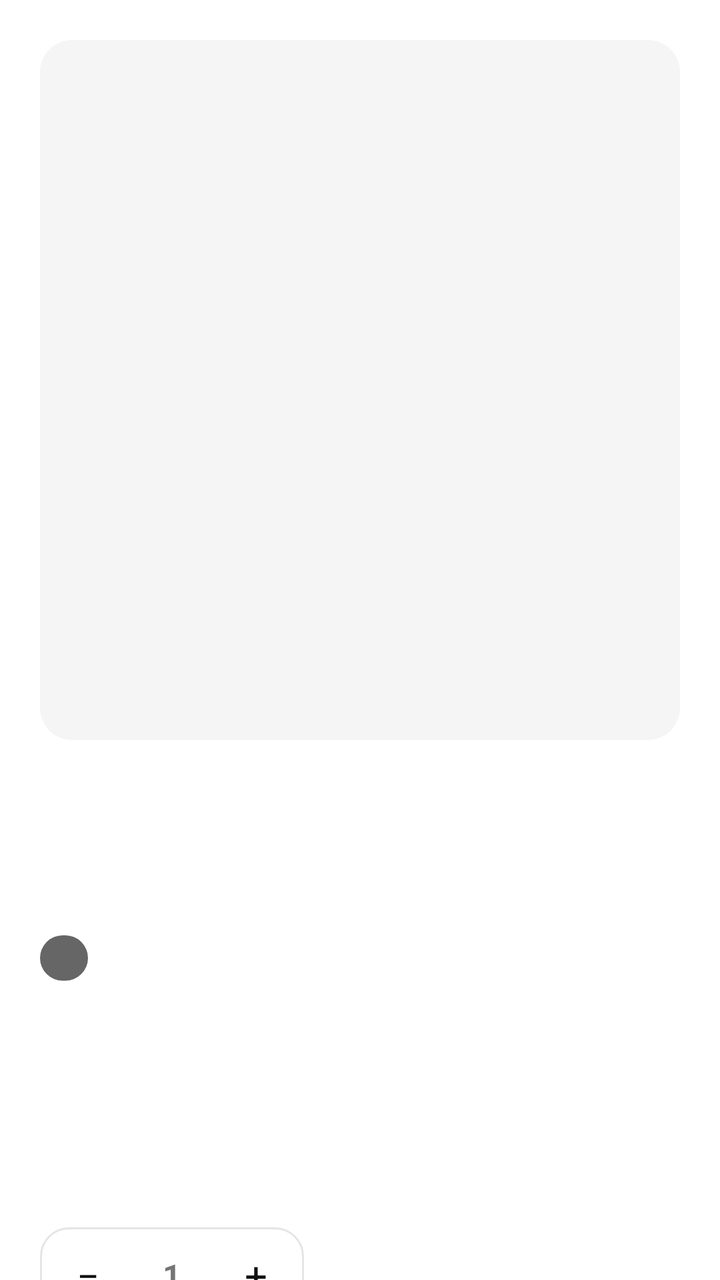
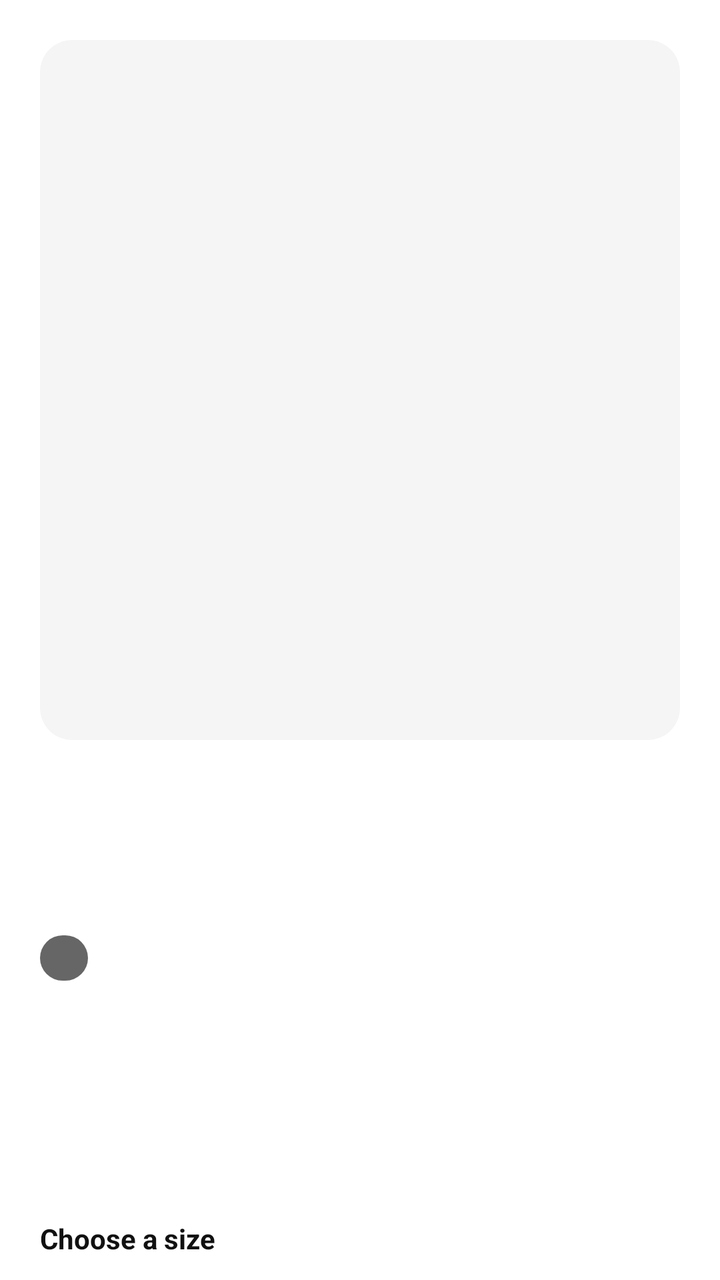

An Android layout rendered at two revisions. The XML below is the earlier revision; the diff shows what the commit changed to produce the second picture.
<!-- AndroidManifest.xml: application theme Theme.IThrift -->
<!-- res/layout/fragment_product_detail.xml -->
<?xml version="1.0" encoding="utf-8"?>
<androidx.core.widget.NestedScrollView xmlns:android="http://schemas.android.com/apk/res/android"
    xmlns:app="http://schemas.android.com/apk/res-auto"
    android:layout_width="match_parent"
    android:layout_height="match_parent"
    android:background="@color/bg"
    android:fillViewport="true">

    <LinearLayout
        android:layout_width="match_parent"
        android:layout_height="wrap_content"
        android:orientation="vertical"
        android:padding="20dp">

        <com.google.android.material.card.MaterialCardView
            android:layout_width="match_parent"
            android:layout_height="350dp"
            app:cardCornerRadius="16dp"
            app:cardElevation="0dp"
            app:strokeWidth="0dp">

            <ImageView
                android:id="@+id/image_product"
                android:layout_width="match_parent"
                android:layout_height="match_parent"
                android:background="@color/secondary_bg"
                android:contentDescription="@string/cd_product_image"
                android:scaleType="centerCrop" />
        </com.google.android.material.card.MaterialCardView>

        <TextView
            android:id="@+id/text_eyebrow"
            android:layout_width="match_parent"
            android:layout_height="wrap_content"
            android:layout_marginTop="24dp"
            android:textAllCaps="true"
            android:textColor="@color/muted"
            android:textSize="12sp"
            android:textStyle="bold"
            android:letterSpacing="0.1" />

        <TextView
            android:id="@+id/text_name"
            android:layout_width="match_parent"
            android:layout_height="wrap_content"
            android:layout_marginTop="8dp"
            android:textColor="@color/ink"
            android:textSize="28sp"
            android:textStyle="bold" />

        <LinearLayout
            android:layout_width="match_parent"
            android:layout_height="wrap_content"
            android:orientation="horizontal"
            android:gravity="center_vertical"
            android:layout_marginTop="12dp">

            <TextView
                android:id="@+id/text_condition"
                android:layout_width="wrap_content"
                android:layout_height="wrap_content"
                android:background="@drawable/bg_badge"
                android:textColor="@color/on_status"
                android:textSize="11sp"
                android:textStyle="bold"
                android:paddingStart="12dp"
                android:paddingEnd="12dp"
                android:paddingTop="4dp"
                android:paddingBottom="4dp" />

            <TextView
                android:id="@+id/text_meta"
                android:layout_width="wrap_content"
                android:layout_height="wrap_content"
                android:layout_marginStart="12dp"
                android:textColor="@color/muted"
                android:textSize="14sp" />
        </LinearLayout>

        <TextView
            android:id="@+id/text_description"
            android:layout_width="match_parent"
            android:layout_height="wrap_content"
            android:layout_marginTop="20dp"
            android:textColor="@color/muted"
            android:textSize="15sp"
            android:lineSpacingMultiplier="1.4" />

        <TextView
            android:id="@+id/text_price"
            android:layout_width="match_parent"
            android:layout_height="wrap_content"
            android:layout_marginTop="24dp"
            android:textColor="@color/ink"
            android:textSize="26sp"
            android:textStyle="bold" />

        <LinearLayout
            android:id="@+id/layout_qty_row"
            android:layout_width="match_parent"
            android:layout_height="wrap_content"
            android:orientation="horizontal"
            android:gravity="center_vertical"
            android:layout_marginTop="24dp">

            <LinearLayout
                android:layout_width="wrap_content"
                android:layout_height="wrap_content"
                android:orientation="horizontal"
                android:gravity="center_vertical"
                android:background="@drawable/bg_card"
                android:padding="2dp">

                <TextView
                    android:id="@+id/button_qty_minus"
                    android:layout_width="44dp"
                    android:layout_height="44dp"
                    android:gravity="center"
                    android:text="−"
                    android:textSize="20sp"
                    android:textColor="@color/ink"
                    android:clickable="true"
                    android:focusable="true"
                    android:background="?attr/selectableItemBackgroundBorderless" />

                <TextView
                    android:id="@+id/text_qty"
                    android:layout_width="40dp"
                    android:layout_height="wrap_content"
                    android:gravity="center"
                    android:text="1"
                    android:textSize="16sp"
                    android:textStyle="bold" />

                <TextView
                    android:id="@+id/button_qty_plus"
                    android:layout_width="44dp"
                    android:layout_height="44dp"
                    android:gravity="center"
                    android:text="+"
                    android:textSize="20sp"
                    android:textColor="@color/ink"
                    android:clickable="true"
                    android:focusable="true"
                    android:background="?attr/selectableItemBackgroundBorderless" />
            </LinearLayout>

            <TextView
                android:id="@+id/text_stock"
                android:layout_width="wrap_content"
                android:layout_height="wrap_content"
                android:layout_marginStart="16dp"
                android:textColor="@color/muted"
                android:textSize="14sp" />
        </LinearLayout>

        <com.google.android.material.button.MaterialButton
            android:id="@+id/button_add_to_cart"
            android:layout_width="match_parent"
            android:layout_height="wrap_content"
            android:layout_marginTop="24dp"
            android:text="@string/action_add_to_cart"
            android:paddingTop="16dp"
            android:paddingBottom="16dp"
            app:cornerRadius="16dp" />

        <TextView
            android:id="@+id/text_out_of_stock"
            android:layout_width="match_parent"
            android:layout_height="wrap_content"
            android:layout_marginTop="24dp"
            android:padding="16dp"
            android:background="@drawable/bg_card"
            android:text="Out of stock"
            android:textColor="@color/bad"
            android:textAlignment="center"
            android:textStyle="bold"
            android:visibility="gone" />

        <View
            android:layout_width="match_parent"
            android:layout_height="1dp"
            android:layout_marginTop="40dp"
            android:background="@color/border" />

        <TextView
            android:layout_width="match_parent"
            android:layout_height="wrap_content"
            android:layout_marginTop="32dp"
            android:text="Reviews"
            android:textColor="@color/ink"
            android:textSize="20sp"
            android:textStyle="bold" />

        <LinearLayout
            android:id="@+id/layout_reviews"
            android:layout_width="match_parent"
            android:layout_height="wrap_content"
            android:orientation="vertical"
            android:layout_marginTop="16dp" />

        <LinearLayout
            android:id="@+id/layout_review_form"
            android:layout_width="match_parent"
            android:layout_height="wrap_content"
            android:orientation="vertical"
            android:background="@color/secondary_bg"
            android:padding="20dp"
            android:layout_marginTop="24dp">

            <TextView
                android:layout_width="match_parent"
                android:layout_height="wrap_content"
                android:text="Write a review"
                android:textStyle="bold"
                android:textSize="16sp"
                android:textColor="@color/ink" />

            <Spinner
                android:id="@+id/spinner_rating"
                android:layout_width="match_parent"
                android:layout_height="wrap_content"
                android:layout_marginTop="12dp" />

            <EditText
                android:id="@+id/input_comment"
                android:layout_width="match_parent"
                android:layout_height="wrap_content"
                android:layout_marginTop="12dp"
                android:hint="@string/hint_comment"
                android:inputType="textMultiLine"
                android:minLines="3"
                android:background="@color/bg"
                android:padding="12dp" />

            <com.google.android.material.button.MaterialButton
                android:id="@+id/button_submit_review"
                android:layout_width="match_parent"
                android:layout_height="wrap_content"
                android:layout_marginTop="16dp"
                android:text="@string/action_submit_review"
                style="@style/Widget.IThrift.Button" />
        </LinearLayout>

        <TextView
            android:id="@+id/text_sign_in_to_review"
            android:layout_width="match_parent"
            android:layout_height="wrap_content"
            android:layout_marginTop="16dp"
            android:text="Sign in to write a review."
            android:textColor="@color/muted"
            android:visibility="gone" />

    </LinearLayout>
</androidx.core.widget.NestedScrollView>
<!-- resources referenced by this layout -->
<resources>
  <color name="bad">#A14C3E</color>
  <color name="bg">#FFFFFF</color>
  <color name="border">#E5E5E5</color>
  <color name="ink">#111111</color>
  <color name="muted">#666666</color>
  <color name="on_status">#FFFFFF</color>
  <color name="secondary_bg">#F5F5F5</color>
  <!-- drawable bg_badge (drawable) -->
  <?xml version="1.0" encoding="utf-8"?>
  <shape xmlns:android="http://schemas.android.com/apk/res/android" android:shape="rectangle">
      <solid android:color="@color/muted" />
      <corners android:radius="999dp" />
      <padding android:left="9dp" android:top="3dp" android:right="9dp" android:bottom="3dp" />
  </shape>
  <!-- drawable bg_card (drawable) -->
  <?xml version="1.0" encoding="utf-8"?>
  <shape xmlns:android="http://schemas.android.com/apk/res/android" android:shape="rectangle">
      <solid android:color="@color/surface" />
      <stroke android:width="1dp" android:color="@color/border" />
      <corners android:radius="14dp" />
  </shape>
  <string name="action_add_to_cart">Add to cart</string>
  <string name="action_submit_review">Submit review</string>
  <string name="cd_product_image">Product photo</string>
  <string name="hint_comment">Comment (optional)</string>
  <style name="Widget.IThrift.Button" parent="Widget.MaterialComponents.Button">
          <item name="cornerRadius">12dp</item>
          <item name="textAllCaps">false</item>
          <item name="android:insetTop">0dp</item>
          <item name="android:insetBottom">0dp</item>
          <item name="android:paddingTop">12dp</item>
          <item name="android:paddingBottom">12dp</item>
          <item name="android:textStyle">bold</item>
      </style>
  <color name="surface">#FFFFFF</color>
  <color name="accent">#111111</color>
  <color name="on_inverse">#FFFFFF</color>
  <style name="ShapeAppearance.IThrift.SmallComponent" parent="ShapeAppearance.MaterialComponents.SmallComponent">
          <item name="cornerFamily">rounded</item>
          <item name="cornerSize">8dp</item>
      </style>
  <style name="ShapeAppearance.IThrift.MediumComponent" parent="ShapeAppearance.MaterialComponents.MediumComponent">
          <item name="cornerFamily">rounded</item>
          <item name="cornerSize">12dp</item>
      </style>
  <style name="ShapeAppearance.IThrift.LargeComponent" parent="ShapeAppearance.MaterialComponents.LargeComponent">
          <item name="cornerFamily">rounded</item>
          <item name="cornerSize">16dp</item>
      </style>
  <style name="Widget.IThrift.BottomNavigationView" parent="Widget.MaterialComponents.BottomNavigationView">
          <item name="backgroundTint">@color/bg</item>
          <item name="itemIconTint">@color/ink</item>
          <item name="itemTextColor">@color/ink</item>
          <item name="itemRippleColor">@color/secondary_bg</item>
          <item name="elevation">8dp</item>
      </style>
  <style name="Widget.IThrift.Toolbar" parent="Widget.MaterialComponents.Toolbar">
          <item name="background">@color/bg</item>
          <item name="titleTextColor">@color/ink</item>
          <item name="elevation">0dp</item>
      </style>
  <style name="Widget.IThrift.Chip" parent="Widget.MaterialComponents.Chip.Choice">
          <item name="chipBackgroundColor">@color/chip_bg_color</item>
          <item name="android:textColor">@color/chip_text_color</item>
          <item name="shapeAppearance">@style/ShapeAppearance.IThrift.SmallComponent</item>
          <item name="chipStrokeWidth">0dp</item>
          <item name="rippleColor">@color/secondary_bg</item>
      </style>
  <!-- unchanged entries left out for length: 1 -->
</resources>

<!-- the commit's change to res/layout/fragment_product_detail.xml (unified diff, before → after) -->
@@ -94,6 +94,45 @@
             android:textColor="@color/ink"
             android:textSize="26sp"
             android:textStyle="bold" />
+
+        <TextView
+            android:id="@+id/text_sale_tag"
+            android:layout_width="wrap_content"
+            android:layout_height="wrap_content"
+            android:layout_marginTop="6dp"
+            android:background="@drawable/bg_badge"
+            android:backgroundTint="@color/bad"
+            android:textColor="@color/on_status"
+            android:textSize="11sp"
+            android:textStyle="bold"
+            android:textAllCaps="true"
+            android:visibility="gone" />
+
+        
+        <LinearLayout
+            android:id="@+id/layout_sizes"
+            android:layout_width="match_parent"
+            android:layout_height="wrap_content"
+            android:orientation="vertical"
+            android:layout_marginTop="20dp">
+
+            <TextView
+                android:id="@+id/text_size_label"
+                android:layout_width="wrap_content"
+                android:layout_height="wrap_content"
+                android:text="Choose a size"
+                android:textColor="@color/ink"
+                android:textSize="14sp"
+                android:textStyle="bold" />
+
+            <com.google.android.material.chip.ChipGroup
+                android:id="@+id/chip_group_sizes"
+                android:layout_width="match_parent"
+                android:layout_height="wrap_content"
+                android:layout_marginTop="8dp"
+                app:singleSelection="true"
+                app:selectionRequired="true" />
+        </LinearLayout>
 
         <LinearLayout
             android:id="@+id/layout_qty_row"
@@ -164,6 +203,15 @@
             android:paddingBottom="16dp"
             app:cornerRadius="16dp" />
 
+        
+        <com.google.android.material.button.MaterialButton
+            android:id="@+id/button_wishlist"
+            style="@style/Widget.IThrift.Button.Secondary"
+            android:layout_width="match_parent"
+            android:layout_height="wrap_content"
+            android:layout_marginTop="12dp"
+            android:text="Save to wishlist" />
+
         <TextView
             android:id="@+id/text_out_of_stock"
             android:layout_width="match_parent"
<!-- resource entries referenced after the edit -->
@@ -33,6 +33,11 @@
           <item name="android:paddingTop">12dp</item>
           <item name="android:paddingBottom">12dp</item>
           <item name="android:textStyle">bold</item>
+      </style>
+  <style name="Widget.IThrift.Button.Secondary" parent="Widget.IThrift.Button">
+          <item name="backgroundTint">@color/secondary_bg</item>
+          <item name="android:textColor">@color/ink</item>
+          <item name="rippleColor">@color/border</item>
       </style>
   <color name="surface">#FFFFFF</color>
   <color name="accent">#111111</color>
